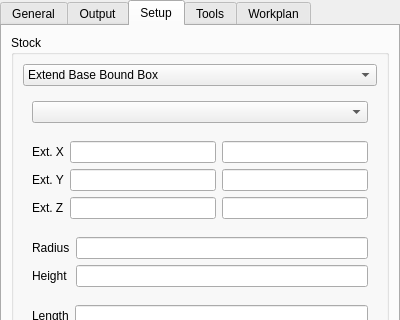
The window that src/Mod/Path/Gui/Resources/panels/PathEdit.ui (berndhahnebach/All_FreeCAD) describes before a commit, drawn with Qt 5; both pictures show x 0 to 400 and y 0 to 320 of the 400 by 924 pixel window.
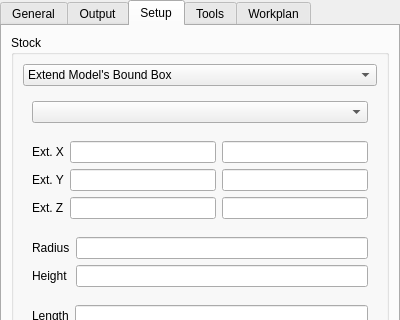
The same window after the commit. The open tabs and pages were chosen to show the change. Icons and pictures are not drawn. Custom widgets are drawn as their Qt base class.

Commit message: Renamed stock from-base selection to clarify construction.

```diff
--- a/src/Mod/Path/Gui/Resources/panels/PathEdit.ui
+++ b/src/Mod/Path/Gui/Resources/panels/PathEdit.ui
@@ -162,7 +162,7 @@
          </item>
          <item>
           <property name="text">
-           <string>Extend Base Bound Box</string>
+           <string>Extend Model's Bound Box</string>
           </property>
          </item>
          <item>
```
The commit also changes 1 other file.
